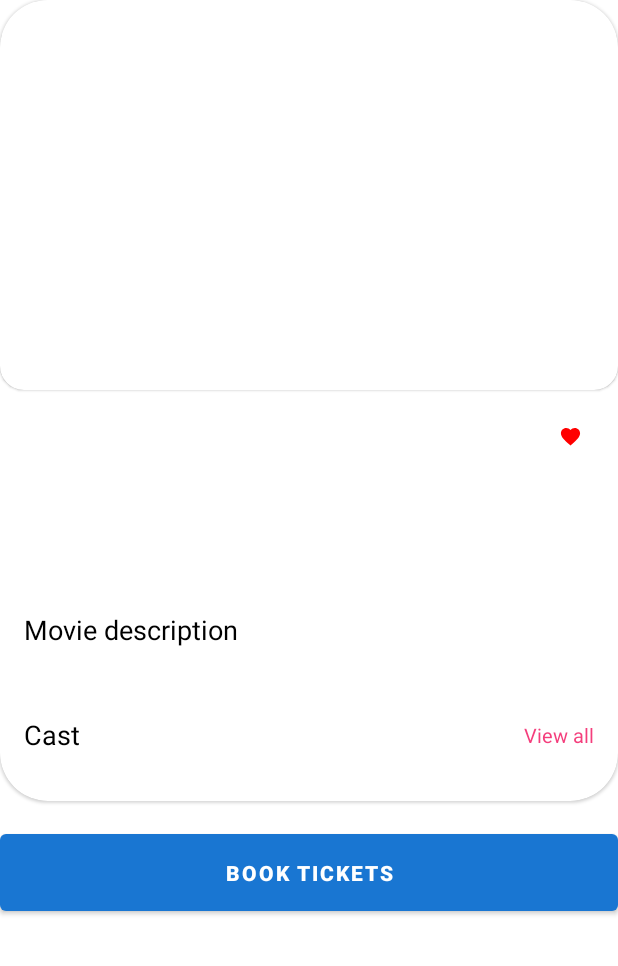
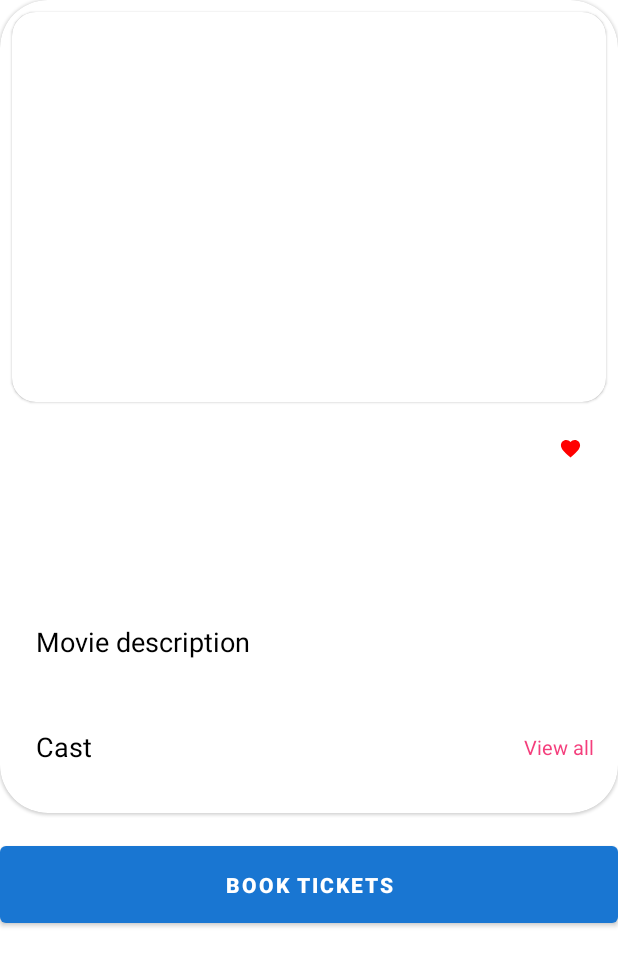
Before and after one commit to phonethetkhin/CodigoCodeManagement, an Android app: the DetailActivity screen opened directly, with no data from a screen before it, on a phone screen of 412 x 824 dp. Shown: the top 966 px of the screen. Run offline under Robolectric (Android 15) with nearby library versions, the phone set to English and light mode, and no system bars; our stand-ins replace sdp/ssp sizes; libraries missing offline, so code that uses them is left out: org.kodein.di; pictures from the network do not load; 6 statements that could not run were skipped.

Commit message:
update detail activity

```diff
--- a/app/src/main/res/layout/activity_detail.xml
+++ b/app/src/main/res/layout/activity_detail.xml
@@ -33,6 +33,7 @@
                     style="@style/CustomCardViewStyle"
                     android:layout_width="match_parent"
                     android:layout_height="@dimen/_200sdp"
+                    android:layout_margin="8dp"
                     app:layout_constraintEnd_toEndOf="parent"
                     app:layout_constraintStart_toStartOf="parent"
                     app:layout_constraintTop_toTopOf="parent">
@@ -149,9 +150,9 @@
                     android:layout_width="0dp"
                     android:layout_height="wrap_content"
                     android:layout_marginTop="8dp"
+                    android:layout_marginEnd="8dp"
                     android:textColor="@color/grey"
                     android:textSize="@dimen/_12ssp"
-                    android:layout_marginEnd="8dp"
                     app:layout_constraintEnd_toEndOf="parent"
                     app:layout_constraintStart_toStartOf="@+id/txtDurationGenres"
                     app:layout_constraintTop_toBottomOf="@+id/txtDescriptionTitle" />
--- a/app/src/main/res/values/themes.xml
+++ b/app/src/main/res/values/themes.xml
@@ -27,8 +27,8 @@
 
     <style name="ShapeAppearanceOverlay_card_custom_corners" parent="">
         <item name="cornerFamily">rounded</item>
-        <item name="cornerSizeTopRight">0dp</item>
-        <item name="cornerSizeTopLeft">0dp</item>
+        <item name="cornerSizeTopRight">16dp</item>
+        <item name="cornerSizeTopLeft">16dp</item>
         <item name="cornerSizeBottomRight">16dp</item>
         <item name="cornerSizeBottomLeft">16dp</item>
     </style>
```
